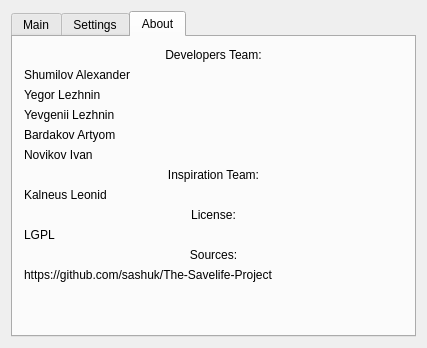
First picture: the form in project10/mainwindow.ui, repository sashuk/The-Savelife-Project, before the edit.
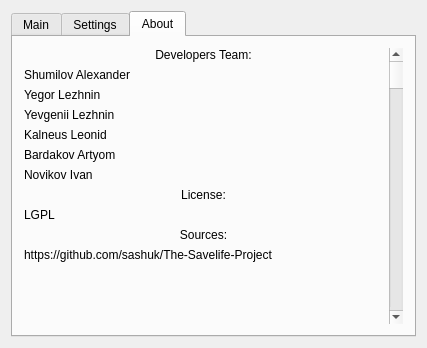
Second picture: the form after the edit. The open tabs and pages were chosen to show the change.

Commit message: added good interface

```diff
--- a/project10/mainwindow.ui
+++ b/project10/mainwindow.ui
@@ -258,6 +258,13 @@
                 </property>
                </widget>
               </item>
+              <item>
+               <widget class="QLabel" name="label_12">
+                <property name="text">
+                 <string>Kalneus Leonid</string>
+                </property>
+               </widget>
+              </item>
               <item>
                <widget class="QLabel" name="label_10">
                 <property name="text">
@@ -275,23 +282,6 @@
                 </property>
                </widget>
               </item>
-              <item>
-               <widget class="QLabel" name="label_16">
-                <property name="text">
-                 <string>Inspiration Team:</string>
-                </property>
-                <property name="alignment">
-                 <set>Qt::AlignCenter</set>
-                </property>
-               </widget>
-              </item>
-              <item>
-               <widget class="QLabel" name="label_12">
-                <property name="text">
-                 <string>Kalneus Leonid</string>
-                </property>
-               </widget>
-              </item>
               <item>
                <widget class="QLabel" name="label_13">
                 <property name="text">
@@ -343,6 +333,13 @@
             </item>
            </layout>
           </item>
+          <item>
+           <widget class="QScrollBar" name="verticalScrollBar">
+            <property name="orientation">
+             <enum>Qt::Vertical</enum>
+            </property>
+           </widget>
+          </item>
          </layout>
         </widget>
        </widget>
```
Left out of the diff: 2 changed lines with no effect on the pictures. The commit also changes 2 other files.
